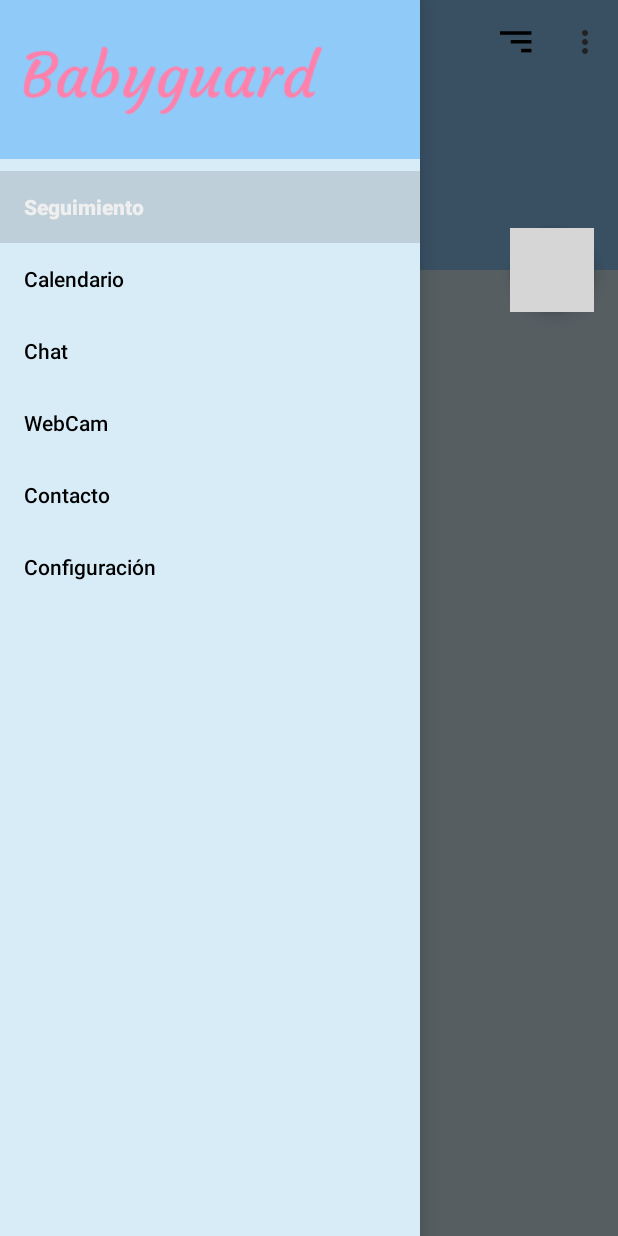
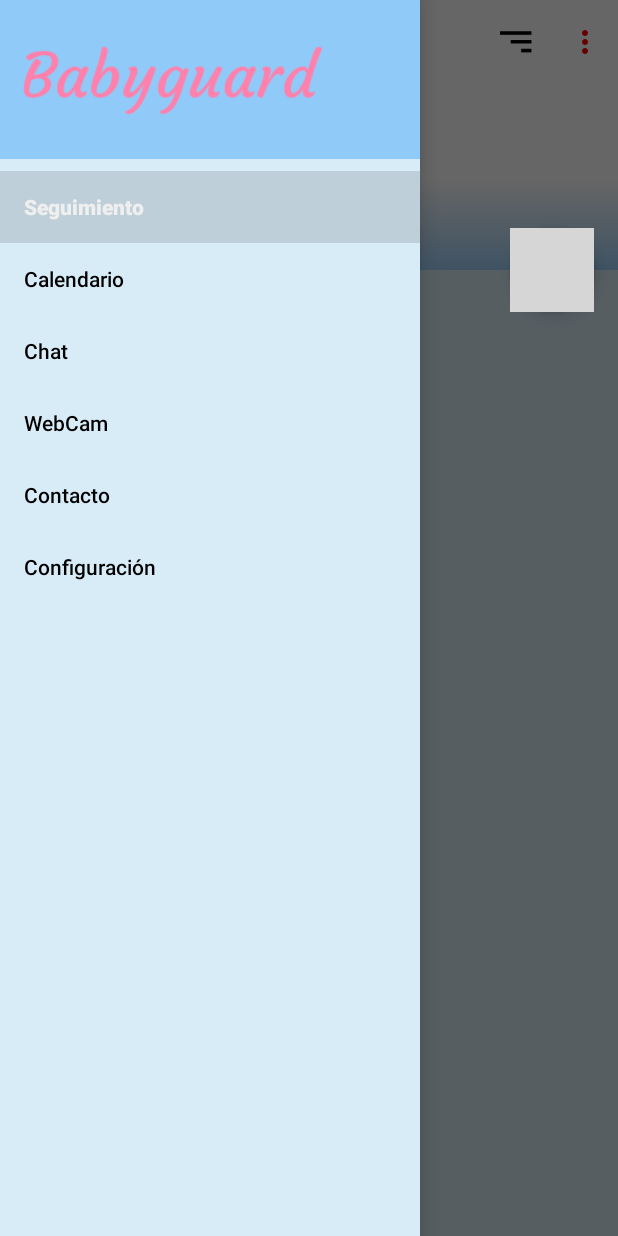
Before and after one commit to yeray697/BabyGuard, an Android app: the Tracking_Fragment screen opened directly, with no data from a screen before it, with the side drawer open, on a phone screen of 412 x 824 dp. Run offline under Robolectric (Android 15) with nearby library versions, the phone set to English and light mode, and no system bars; our stand-ins replace Firebase (no records; nobody signed in at launch, a user with empty details on screens opened directly), Picasso; libraries missing offline, so code that uses them is left out: com.yarolegovich.lovelydialog, com.yeray697.calendarview, com.yeray697.dotLineRecyclerView; plain views replace DotLineRecyclerView; pictures from the network do not load; 12 statements that could not run were skipped; grey boxes are pictures that could not be loaded.

Commit message:
Modified toolbar colors. Tracking toolbar has set a gradient at the bottom if is expanded

```diff
--- a/app/build.gradle
+++ b/app/build.gradle
@@ -8,7 +8,7 @@ android {
         minSdkVersion 16
         targetSdkVersion 25
         versionCode 1
-        versionName "1.0"
+        versionName '0.1'
         testInstrumentationRunner "android.support.test.runner.AndroidJUnitRunner"
     }
     buildTypes {
--- a/app/src/main/java/com/ncatz/babyguard/Calendar_Fragment.java
+++ b/app/src/main/java/com/ncatz/babyguard/Calendar_Fragment.java
@@ -54,11 +54,11 @@ public class Calendar_Fragment extends Fragment {
         ((AppCompatActivity)getActivity()).setSupportActionBar(toolbar);
         final ActionBar ab = ((AppCompatActivity)getActivity()).getSupportActionBar();
         if (ab != null) {
-            ab.setHomeAsUpIndicator(R.mipmap.ic_navigation_drawer);
+            ab.setHomeAsUpIndicator(R.drawable.ic_navigation_drawer);
             ab.setDisplayHomeAsUpEnabled(true);
             ab.setHomeButtonEnabled(true);
         }
-        Utils.colorizeToolbar(toolbar, getResources().getColor(R.color.toolbar_color), getActivity());
+        Utils.colorizeToolbar(toolbar, getResources().getColor(R.color.toolbar_text_color), getActivity());
         ((Babyguard_Application)getContext().getApplicationContext()).addCalendarListener(new Babyguard_Application.ActionEndListener() {
             @Override
             public void onEnd() {
--- a/app/src/main/java/com/ncatz/babyguard/Contact_Fragment.java
+++ b/app/src/main/java/com/ncatz/babyguard/Contact_Fragment.java
@@ -75,9 +75,9 @@ public class Contact_Fragment extends Fragment {
         ((AppCompatActivity)getActivity()).setSupportActionBar(toolbar);
         final ActionBar ab = ((AppCompatActivity)getActivity()).getSupportActionBar();
         if (ab != null) {
-            ab.setHomeAsUpIndicator(R.mipmap.ic_navigation_drawer);
+            ab.setHomeAsUpIndicator(R.drawable.ic_navigation_drawer);
             ab.setDisplayHomeAsUpEnabled(true);
         }
-        Utils.colorizeToolbar(toolbar, getResources().getColor(R.color.toolbar_color), getActivity());
+        Utils.colorizeToolbar(toolbar, getResources().getColor(R.color.toolbar_text_color), getActivity());
     }
 }
--- a/app/src/main/java/com/ncatz/babyguard/KidList_Activity.java
+++ b/app/src/main/java/com/ncatz/babyguard/KidList_Activity.java
@@ -64,7 +64,7 @@ public class KidList_Activity extends AppCompatActivity implements KidList_View{
         tvKidList = (TextView) findViewById(R.id.tvKidList);
         toolbar = (Toolbar) findViewById(R.id.toolbar_kidlist);
         setSupportActionBar(toolbar);
-        Utils.colorizeToolbar(toolbar, getResources().getColor(R.color.toolbar_color), this);
+        Utils.colorizeToolbar(toolbar, getResources().getColor(R.color.toolbar_text_color), this);
         if(((Babyguard_Application)getApplicationContext()).isTeacher()){
             tvKidList.setText(R.string.tvKidList_teacher_text);
         } else {
--- a/app/src/main/java/com/ncatz/babyguard/Tracking_Fragment.java
+++ b/app/src/main/java/com/ncatz/babyguard/Tracking_Fragment.java
@@ -1,6 +1,6 @@
 package com.ncatz.babyguard;
 
-import android.content.Context;
+import android.graphics.Color;
 import android.support.annotation.Nullable;
 import android.support.design.widget.CollapsingToolbarLayout;
 import android.support.design.widget.FloatingActionButton;
@@ -81,8 +81,9 @@ public class Tracking_Fragment extends Fragment implements Home_View{
         collapser.setTitle(kid.getName());
         fabMessage = (FloatingActionButton) view.findViewById(R.id.fabMessage_Home);
         ivKid = (ImageView) view.findViewById(R.id.ivKid_Home);
-        Picasso.with(getContext()).load(kid.getImg())
-                .into(ivKid);
+        //Picasso.with(getContext()).load(kid.getImg())
+        //        .into(ivKid);
+        ivKid.setBackgroundColor(Color.WHITE);
         ivExpandedImage = (ImageView) view.findViewById(R.id.ivExpanded_Home);
         ivKid.setOnClickListener(new View.OnClickListener() {
             @Override
@@ -174,10 +175,10 @@ public class Tracking_Fragment extends Fragment implements Home_View{
         ((AppCompatActivity)getActivity()).setSupportActionBar(toolbar);
         final ActionBar ab = ((AppCompatActivity)getActivity()).getSupportActionBar();
         if (ab != null) {
-            ab.setHomeAsUpIndicator(R.mipmap.ic_navigation_drawer);
-            ab.setDisplayHomeAsUpEnabled(true);
+            /*ab.setHomeAsUpIndicator(R.drawable.ic_navigation_drawer);
+            ab.setDisplayHomeAsUpEnabled(true);*/
         }
-        Utils.colorizeToolbar(toolbar, getResources().getColor(R.color.toolbar_color), getActivity());
+        Utils.colorizeToolbar(toolbar, getResources().getColor(R.color.toolbar_text_color), getActivity());
     }
 
     @Override
--- a/app/src/main/java/com/ncatz/babyguard/utils/Utils.java
+++ b/app/src/main/java/com/ncatz/babyguard/utils/Utils.java
@@ -7,6 +7,8 @@ import android.animation.AnimatorSet;
 import android.animation.ObjectAnimator;
 import android.app.Activity;
 import android.content.Context;
+import android.graphics.Color;
+import android.graphics.ColorFilter;
 import android.graphics.Point;
 import android.graphics.PorterDuff;
 import android.graphics.PorterDuffColorFilter;
@@ -24,8 +26,11 @@ import android.view.ViewGroup;
 import android.view.ViewTreeObserver;
 import android.view.animation.DecelerateInterpolator;
 import android.view.inputmethod.InputMethodManager;
+import android.widget.AutoCompleteTextView;
+import android.widget.EditText;
 import android.widget.ImageButton;
 import android.widget.ImageView;
+import android.widget.TextView;
 
 import com.ncatz.babyguard.R;
 
@@ -253,11 +258,40 @@ public class Utils {
 
         for(int i = 0; i < toolbarView.getChildCount(); i++) {
             final View v = toolbarView.getChildAt(i);
+            doColorizing(v, colorFilter, toolbarIconsColor);
+        }
 
-            //Step 1 : Changing the color of back button (or getDatabase drawer button).
-            if(v instanceof ImageButton) {
-                //Action Bar back button
-                ((ImageButton)v).getDrawable().setColorFilter(colorFilter);
+        //Step 3: Changing the color of title and subtitle.
+        toolbarView.setTitleTextColor(toolbarIconsColor);
+        toolbarView.setSubtitleTextColor(toolbarIconsColor);
+
+        //Step 4: Changing the color of the Overflow Menu icon.
+        setOverflowButtonColor(activity, colorFilter);
+
+    }
+    private static void doColorizing(View v, final ColorFilter colorFilter, int toolbarIconsColor){
+
+        if(v instanceof ImageView) {
+            ((ImageView)v).getDrawable().setAlpha(255);
+            ((ImageView)v).getDrawable().setColorFilter(colorFilter);
+        }
+
+        if(v instanceof AutoCompleteTextView) {
+            ((AutoCompleteTextView)v).setTextColor(toolbarIconsColor);
+        }
+
+        if(v instanceof TextView) {
+            ((TextView)v).setTextColor(toolbarIconsColor);
+        }
+
+        if(v instanceof EditText) {
+            ((EditText)v).setTextColor(toolbarIconsColor);
+        }
+
+        if (v instanceof ViewGroup){
+            for (int lli =0; lli< ((ViewGroup)v).getChildCount(); lli ++){
+                doColorizing(((ViewGroup)v).getChildAt(lli), colorFilter, toolbarIconsColor);
+            }
         }
 
         if(v instanceof ActionMenuView) {
@@ -276,24 +310,20 @@ public class Utils {
                             //Important to set the color filter in seperate thread,
                             //by adding it to the message queue
                             //Won't work otherwise.
-                                innerView.post(new Runnable() {
-                                    @Override
-                                    public void run() {
+                            //Works fine for my case but needs more testing
+
                             ((ActionMenuItemView) innerView).getCompoundDrawables()[finalK].setColorFilter(colorFilter);
-                                    }
-                                });
+
+//	                            innerView.post(new Runnable() {
+//	                                @Override
+//	                                public void run() {
+//	                                    ((ActionMenuItemView) innerView).getCompoundDrawables()[finalK].setColorFilter(colorFilter);
+//	                                }
+//	                            });
                         }
                     }
                 }
             }
-            }
-
-            //Step 3: Changing the color of title and subtitle.
-            toolbarView.setTitleTextColor(toolbarIconsColor);
-            toolbarView.setSubtitleTextColor(toolbarIconsColor);
-
-            //Step 4: Changing the color of the Overflow Menu icon.
-            setOverflowButtonColor(activity, colorFilter);
         }
     }
 
--- /dev/null
+++ b/app/src/main/res/drawable/ic_navigation_drawer.xml
@@ -0,0 +1,9 @@
+<vector xmlns:android="http://schemas.android.com/apk/res/android"
+        android:width="24dp"
+        android:height="24dp"
+        android:viewportWidth="24.0"
+        android:viewportHeight="24.0">
+    <path
+        android:fillColor="#FF000000"
+        android:pathData="M2,15.5v2h20v-2L2,15.5zM2,10.5v2h20v-2L2,10.5zM2,5.5v2h20v-2L2,5.5z"/>
+</vector>
--- /dev/null
+++ b/app/src/main/res/drawable/toolbar_gradient.xml
@@ -0,0 +1,10 @@
+<?xml version="1.0" encoding="utf-8"?>
+<shape xmlns:android="http://schemas.android.com/apk/res/android"
+    android:shape="rectangle" >
+    <gradient
+        android:angle="90"
+        android:endColor="#00ffffff"
+
+        android:startColor="@color/toolbar_collapsing_gradient" />
+    <corners android:radius="0dp" />
+</shape>
--- a/app/src/main/res/layout/fragment_tracing.xml
+++ b/app/src/main/res/layout/fragment_tracing.xml
@@ -19,8 +19,15 @@
             app:layout_scrollFlags="scroll|exitUntilCollapsed"
             android:fitsSystemWindows="true"
             app:contentScrim="?attr/colorPrimary"
-            app:expandedTitleMarginStart="48dp"
-            app:expandedTitleMarginEnd="64dp">
+            app:expandedTitleGravity="bottom"
+            app:expandedTitleMarginBottom="15dp"
+            app:expandedTitleMarginEnd="64dp"
+            app:expandedTitleTextAppearance="@style/ExpandedToolbar"
+            app:collapsedTitleTextAppearance="@style/CollapsedToolbar">
+            <FrameLayout
+                android:layout_width="match_parent"
+                android:layout_height="match_parent"
+                app:layout_collapseMode="parallax">
 
                 <ImageView
                     android:id="@+id/ivKid_Home"
@@ -29,6 +36,13 @@
                     android:scaleType="centerCrop"
                     android:fitsSystemWindows="true"
                     app:layout_collapseMode="parallax" />
+                <View
+                    android:layout_width="match_parent"
+                    android:layout_height="60dp"
+                    android:layout_gravity="bottom"
+                    android:background="@drawable/toolbar_gradient" />
+            </FrameLayout>
+
             <android.support.v7.widget.Toolbar
                 android:id="@+id/toolbarHome"
                 android:layout_width="match_parent"
--- a/app/src/main/res/values-v21/styles.xml
+++ b/app/src/main/res/values-v21/styles.xml
@@ -23,4 +23,14 @@
         <item name="android:windowDrawsSystemBarBackgrounds">true</item>
         <item name="android:statusBarColor">@color/transparent</item>
     </style>
+
+    <style name="ExpandedToolbar" parent="@android:style/TextAppearance.Medium">
+        <item name="android:textSize">26sp</item>
+        <item name="android:textColor">@color/toolbar_text_color</item>
+    </style>
+
+    <style name="CollapsedToolbar" parent="@android:style/TextAppearance.Medium">
+        <item name="android:textColor">@color/toolbar_text_color</item>
+        <item name="android:textStyle">normal</item>
+    </style>
 </resources>
--- a/app/src/main/res/values/colors.xml
+++ b/app/src/main/res/values/colors.xml
@@ -21,5 +21,8 @@
     <color name="background_item_expanded">@color/colorPrimaryLight</color>
     <color name="calendar_background">@color/colorPrimary</color>
     <color name="current_event">@color/colorAccent</color>
-    <color name="toolbar_color">#555555</color>
+
+    <!-- Toolbar: Tracking-->
+    <color name="toolbar_text_color">#f00</color>
+    <color name="toolbar_collapsing_gradient">#DD90CAF9</color>
 </resources>
--- a/app/src/main/res/values/styles.xml
+++ b/app/src/main/res/values/styles.xml
@@ -12,4 +12,14 @@
         <item name="windowNoTitle">true</item>
     </style>
 
+    <style name="ExpandedToolbar" parent="@android:style/TextAppearance.Medium">
+        <item name="android:textSize">26sp</item>
+        <item name="android:textColor">@color/toolbar_text_color</item>
+    </style>
+
+    <style name="CollapsedToolbar" parent="@android:style/TextAppearance.Medium">
+        <item name="android:textColor">@color/toolbar_text_color</item>
+        <item name="android:textStyle">normal</item>
+    </style>
+
 </resources>
```
Also changed, not shown: app/src/main/res/mipmap-hdpi/ic_navigation_drawer.png (deleted), app/src/main/res/mipmap-mdpi/ic_navigation_drawer.png (deleted), app/src/main/res/mipmap-xhdpi/ic_navigation_drawer.png (deleted), app/src/main/res/mipmap-xxhdpi/ic_navigation_drawer.png (deleted), app/src/main/res/mipmap-xxxhdpi/ic_navigation_drawer.png (deleted). Lines whose indentation alone changed are shown as unchanged.
